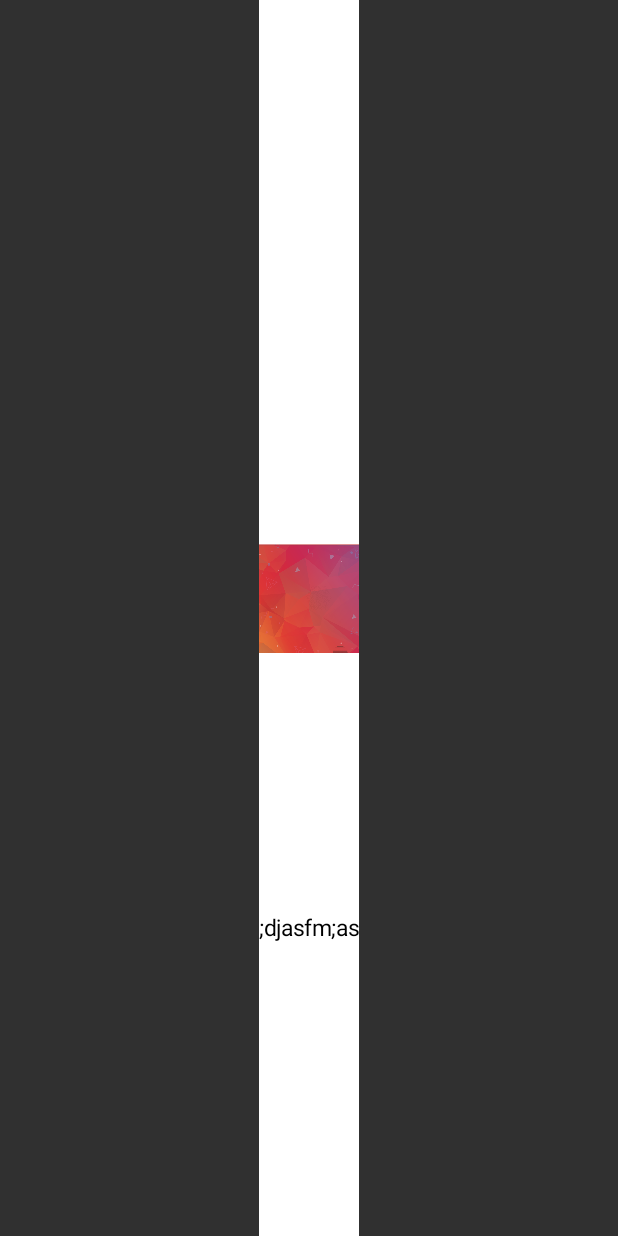
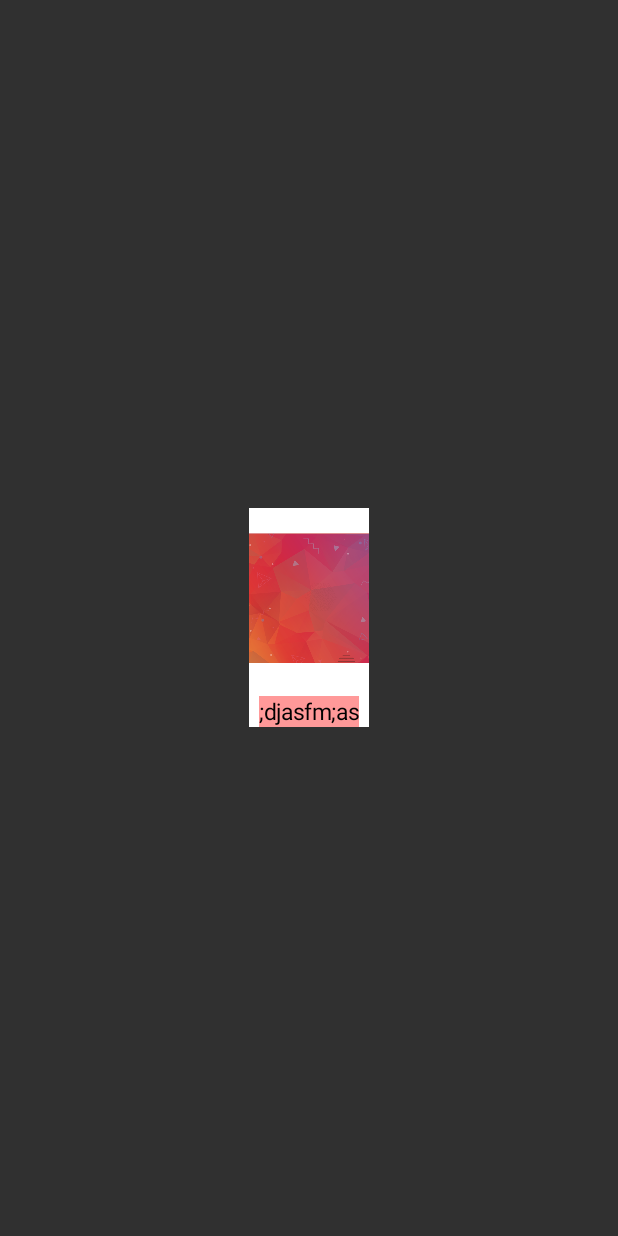
Before and after one commit to meshvelianiTengo/IABCAndroid, an Android app: the layout adapter_item_home_page.xml on its own in the app's theme, with its tools: preview values and no code run, on a phone screen of 412 x 824 dp. Run offline under Robolectric (Android 15) with nearby library versions, the phone set to English and light mode, and no system bars.

Commit message:
test animacia da home page morcha

```diff
--- a/app/build.gradle
+++ b/app/build.gradle
@@ -40,6 +40,7 @@ dependencies {
 
     testCompile 'junit:junit:4.12'
     compile "org.jetbrains.kotlin:kotlin-stdlib:$kotlin_version"
+    compile 'com.github.moondroid.coverflow:library:1.0'
 }
 repositories {
     mavenCentral()
--- a/app/src/main/res/layout/adapter_item_home_page.xml
+++ b/app/src/main/res/layout/adapter_item_home_page.xml
@@ -1,31 +1,33 @@
 <?xml version="1.0" encoding="utf-8"?>
-<iabc.com.voli.iabcandroid.ui.custom.MyLinearLayout xmlns:android="http://schemas.android.com/apk/res/android"
+<LinearLayout xmlns:android="http://schemas.android.com/apk/res/android"
     xmlns:app="http://schemas.android.com/apk/res-auto"
     android:id="@+id/adapter_item_home_page_root"
     android:orientation="vertical"
     android:layout_width="wrap_content"
-    android:layout_height="match_parent"
+    android:layout_height="wrap_content"
     android:layout_gravity="center"
-    app:layout_anchorGravity="center"
     android:background="@color/white"
     android:gravity="center"
     >
 
     <ImageView
+        android:id="@+id/home_fr_moview_adapter_image"
         android:src="@mipmap/into_image"
-        android:layout_width="match_parent"
-        android:layout_height="wrap_content"
+        android:layout_width="80dp"
+        android:layout_height="120dp"
         />
 
     <iabc.com.voli.iabcandroid.ui.custom.CTextView
+        android:id="@+id/home_fr_moview_adapter_text"
         android:layout_marginTop="5dp"
         android:gravity="center"
         android:layout_width="wrap_content"
         android:layout_height="wrap_content"
+        android:background="#ff99"
         android:textColor="@color/black"
         android:text=";djasfm;as"
         app:plusTextSize="@integer/plus_text_size_for_13"
         />
 
 
-</iabc.com.voli.iabcandroid.ui.custom.MyLinearLayout>
+</LinearLayout>
--- a/app/src/main/res/values/dimens.xml
+++ b/app/src/main/res/values/dimens.xml
@@ -3,4 +3,6 @@
     <dimen name="activity_horizontal_margin">16dp</dimen>
     <dimen name="activity_vertical_margin">16dp</dimen>
     <dimen name="act_intro_tab_button_thickness">5dp</dimen>
+    <dimen name="home_page_cover_height">150dp</dimen>
+    <dimen name="home_page_cover_width">100dp</dimen>
 </resources>
```
Also changed, not shown: app/src/main/java/iabc/com/voli/iabcandroid/ui/adapters/ControlFlowAdapter.kt (added, +69 -0 lines), app/src/main/java/iabc/com/voli/iabcandroid/ui/fragments/HomeFragment.kt (+4 -4 lines), app/src/main/res/layout/fragment_home.xml (+10 -7 lines).
